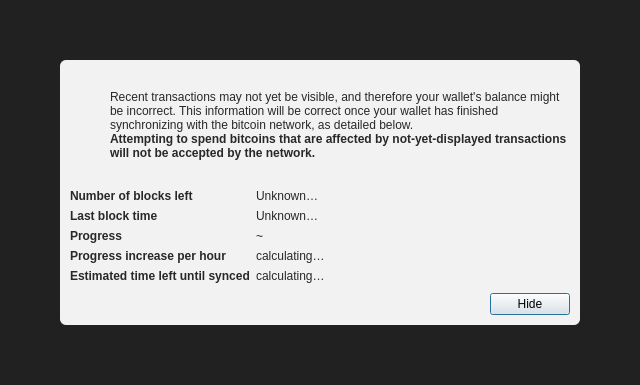
Old version of the form src/qt/forms/modaloverlay.ui in the repository SashimiSaketoro/Freycoin.
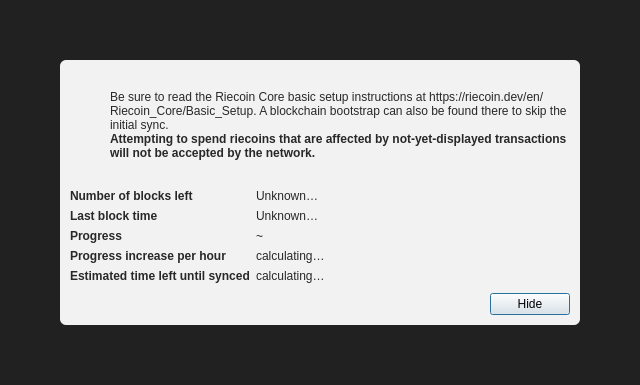
New version of the form. Icons and pictures are not drawn.

Commit message: Riecoin 21.10 Starting Point

```diff
--- a/src/qt/forms/modaloverlay.ui
+++ b/src/qt/forms/modaloverlay.ui
@@ -130,7 +130,7 @@
              <item>
               <widget class="QLabel" name="infoText">
                <property name="text">
-                <string>Recent transactions may not yet be visible, and therefore your wallet's balance might be incorrect. This information will be correct once your wallet has finished synchronizing with the bitcoin network, as detailed below.</string>
+                <string>Be sure to read the Riecoin Core basic setup instructions at https://riecoin.dev/en/Riecoin_Core/Basic_Setup. A blockchain bootstrap can also be found there to skip the initial sync.</string>
                </property>
                <property name="textFormat">
                 <enum>Qt::RichText</enum>
@@ -149,7 +149,7 @@
                 </font>
                </property>
                <property name="text">
-                <string>Attempting to spend bitcoins that are affected by not-yet-displayed transactions will not be accepted by the network.</string>
+                <string>Attempting to spend riecoins that are affected by not-yet-displayed transactions will not be accepted by the network.</string>
                </property>
                <property name="textFormat">
                 <enum>Qt::RichText</enum>
```
The commit also changes 276 other files.
